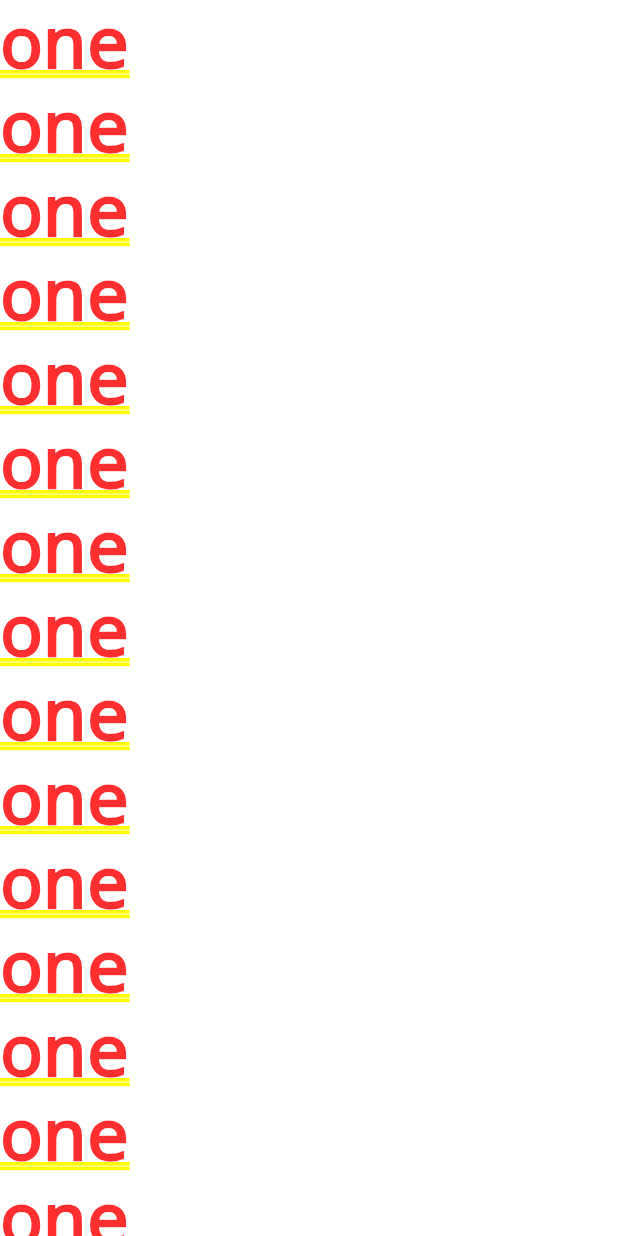
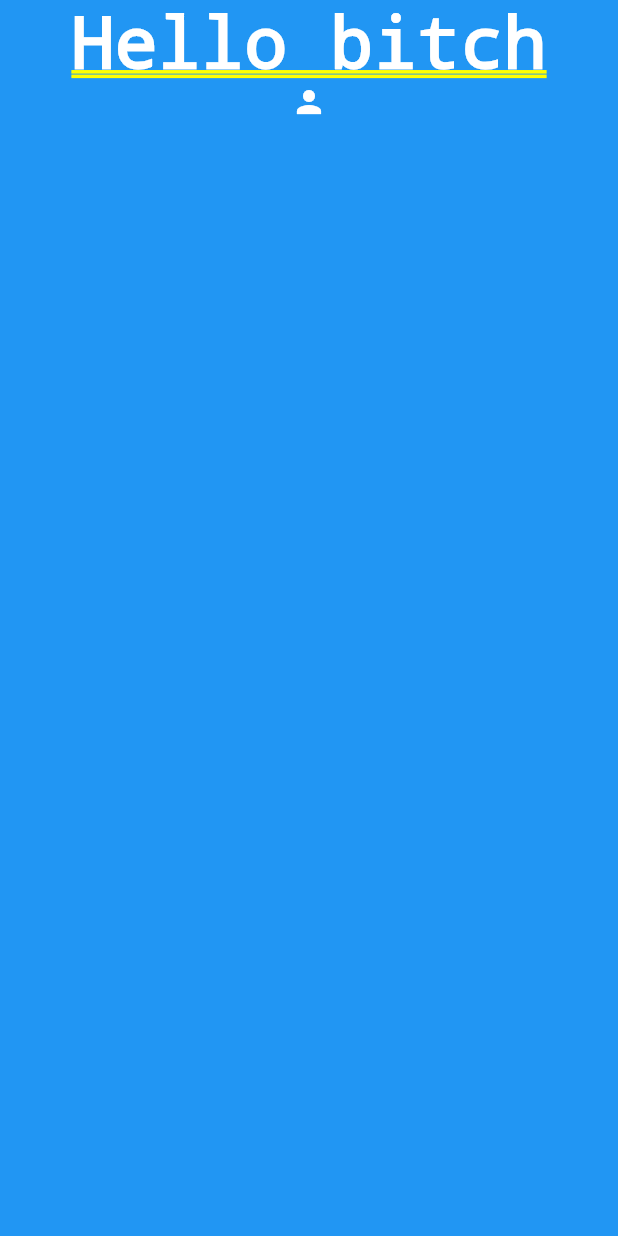
Before and after one commit to alceil/ASAP_app, a Flutter app: the screen it shows after launch, on a phone screen of 412 x 824 dp. Run offline on Flutter 3.47's test engine with Material 2 defaults, Android fonts, the phone set to English and light mode, and no system bars.

Commit message:
added stless widget

```diff
--- a/lib/main.dart
+++ b/lib/main.dart
@@ -2,35 +2,25 @@ import 'package:flutter/material.dart';
 void main()
 {
   runApp(MaterialApp(
-    home:Center(
-      child: ListView(
+    home:HomePage()
+      )
+    );
+
+}
+class HomePage extends StatelessWidget {
+  @override
+  Widget build(BuildContext context) {
+    return Container(
+      color: Colors.blue,
+      child: Column(
         children: <Widget>[
-          Text('one'),
-          Text('one'),
-          Text('one'),
-          Text('one'),
-          Text('one'),
-          Text('one'),
-          Text('one'),
-          Text('one'),
-          Text('one'),
-          Text('one'),
-          Text('one'),
-          Text('one'),
-          Text('one'),
-          Text('one'),
-          Text('one'),
-          Text('one'),
-          Text('one'),
-          Text('one'),
-          Text('one'),
-          Text('one'),
-          Text('one'),
-          Text('one'),
-          Text('one'),
-
+          Text('Hello bitch',style: TextStyle(color: Colors.white),),
+          Icon(
+            Icons.person,
+            color: Colors.white,
+          ),
         ],
       )
-    )
-  ));
+    );
+  }
 }
```
Also changed, not shown: lib/Homepage.dart (added).
